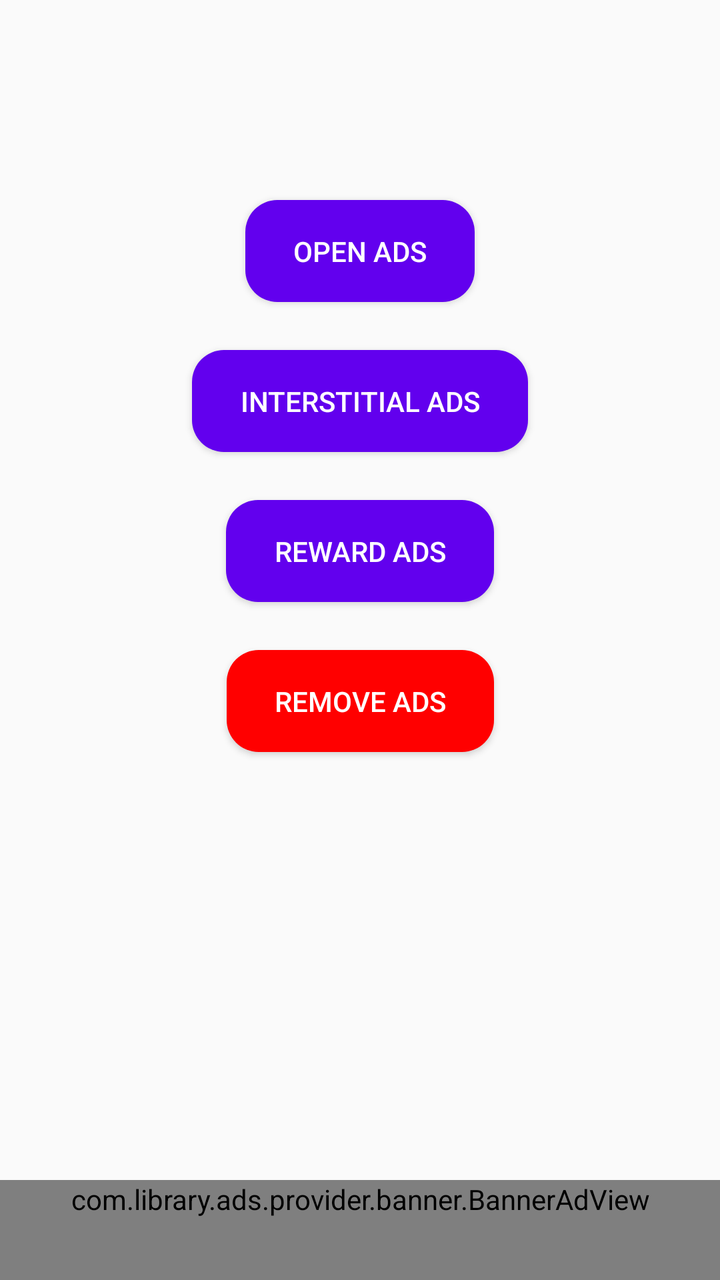
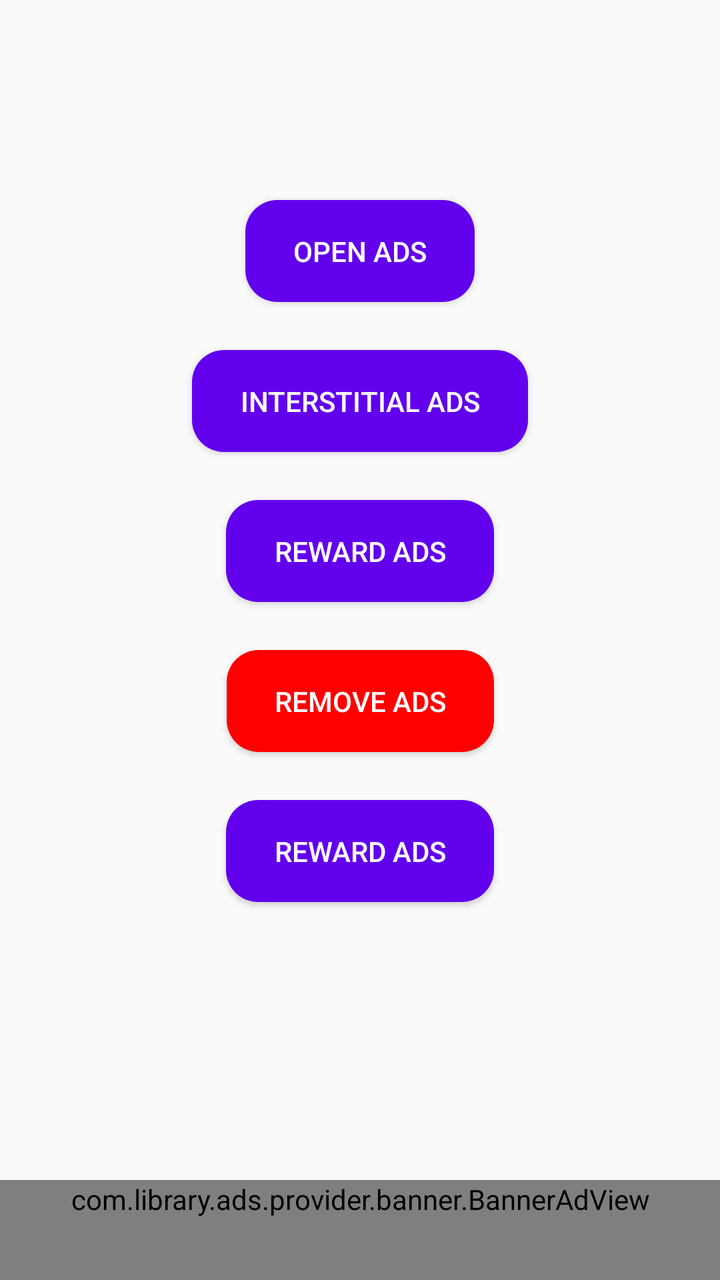

Two renders of the same Android screen: before a commit and after it. Below are the layout's source before the change and the commit's diff.
<!-- AndroidManifest.xml: activity theme Theme.AdsExample -->
<!-- res/layout/activity_test_ads.xml -->
<?xml version="1.0" encoding="utf-8"?>
<androidx.constraintlayout.widget.ConstraintLayout xmlns:android="http://schemas.android.com/apk/res/android"
    xmlns:app="http://schemas.android.com/apk/res-auto"
    android:layout_width="match_parent"
    android:layout_height="match_parent">

    <androidx.appcompat.widget.AppCompatButton
        android:id="@+id/btn_open_ads"
        android:layout_width="wrap_content"
        android:layout_height="wrap_content"
        android:layout_marginTop="100dp"
        android:background="@drawable/bg_button"
        android:paddingHorizontal="24dp"
        android:paddingVertical="16dp"
        android:text="Open Ads"
        android:textColor="@color/white"
        app:layout_constraintEnd_toEndOf="parent"
        app:layout_constraintStart_toStartOf="parent"
        app:layout_constraintTop_toTopOf="parent" />

    <androidx.appcompat.widget.AppCompatButton
        android:id="@+id/btn_inter_ads"
        android:layout_width="wrap_content"
        android:layout_height="wrap_content"
        android:layout_marginTop="24dp"
        android:background="@drawable/bg_button"
        android:paddingHorizontal="24dp"
        android:paddingVertical="16dp"
        android:text="Interstitial Ads"
        android:textColor="@color/white"
        app:layout_constraintEnd_toEndOf="parent"
        app:layout_constraintStart_toStartOf="parent"
        app:layout_constraintTop_toBottomOf="@id/btn_open_ads" />

    <androidx.appcompat.widget.AppCompatButton
        android:id="@+id/btn_reward_ads"
        android:layout_width="wrap_content"
        android:layout_height="wrap_content"
        android:layout_marginTop="24dp"
        android:background="@drawable/bg_button"
        android:paddingHorizontal="24dp"
        android:paddingVertical="16dp"
        android:text="Reward Ads"
        android:textColor="@color/white"
        app:layout_constraintEnd_toEndOf="parent"
        app:layout_constraintStart_toStartOf="parent"
        app:layout_constraintTop_toBottomOf="@id/btn_inter_ads" />

    <androidx.appcompat.widget.AppCompatButton
        android:id="@+id/btn_remove_ads"
        android:layout_width="wrap_content"
        android:layout_height="wrap_content"
        android:layout_marginTop="24dp"
        android:background="@drawable/bg_button_red"
        android:paddingHorizontal="24dp"
        android:paddingVertical="16dp"
        android:text="Remove Ads"
        android:textColor="@color/white"
        app:layout_constraintEnd_toEndOf="parent"
        app:layout_constraintStart_toStartOf="parent"
        app:layout_constraintTop_toBottomOf="@id/btn_reward_ads" />

    <FrameLayout
        android:id="@+id/nativeAd"
        android:layout_width="match_parent"
        android:layout_height="wrap_content"
        app:layout_constraintBottom_toTopOf="@id/adBanner"
        app:layout_constraintStart_toStartOf="parent"
        app:layout_constraintEnd_toEndOf="parent"/>
    <com.library.ads.provider.banner.BannerAdView
        android:id="@+id/adBanner"
        android:layout_width="match_parent"
        android:layout_height="wrap_content"
        android:minHeight="50dp"
        app:adUnitIdMax="abc"
        app:admobAdSize="ADAPTIVE"
        app:provider="admob"
        app:layout_constraintBottom_toBottomOf="parent"
        app:layout_constraintEnd_toEndOf="parent"
        app:layout_constraintStart_toStartOf="parent"
        app:maxUseAdaptiveHeight="true" />
</androidx.constraintlayout.widget.ConstraintLayout>
<!-- resources referenced by this layout -->
<resources>
  <color name="white">#FFFFFFFF</color>
  <!-- drawable bg_button (drawable) -->
  <?xml version="1.0" encoding="utf-8"?>
  <shape android:shape="rectangle" xmlns:android="http://schemas.android.com/apk/res/android">
      <corners android:radius="16dp"/>
      <solid android:color="@color/purple_500"/>
  </shape>
  <!-- drawable bg_button_red (drawable) -->
  <?xml version="1.0" encoding="utf-8"?>
  <shape android:shape="rectangle" xmlns:android="http://schemas.android.com/apk/res/android">
      <corners android:radius="16dp"/>
      <solid android:color="@color/gnt_red"/>
  </shape>
  <style name="Theme.AdsExample" parent="Theme.AppCompat.DayNight.NoActionBar" />
  <color name="purple_500">#FF6200EE</color>
  <color name="gnt_red">#FF0000</color>
</resources>

<!-- the commit's change to res/layout/activity_test_ads.xml (unified diff, before → after) -->
@@ -47,6 +47,20 @@
         app:layout_constraintTop_toBottomOf="@id/btn_inter_ads" />
 
     <androidx.appcompat.widget.AppCompatButton
+        android:id="@+id/btn_show_dialog"
+        android:layout_width="wrap_content"
+        android:layout_height="wrap_content"
+        android:layout_marginTop="24dp"
+        android:background="@drawable/bg_button"
+        android:paddingHorizontal="24dp"
+        android:paddingVertical="16dp"
+        android:text="Reward Ads"
+        android:textColor="@color/white"
+        app:layout_constraintEnd_toEndOf="parent"
+        app:layout_constraintStart_toStartOf="parent"
+        app:layout_constraintTop_toBottomOf="@id/btn_remove_ads" />
+
+    <androidx.appcompat.widget.AppCompatButton
         android:id="@+id/btn_remove_ads"
         android:layout_width="wrap_content"
         android:layout_height="wrap_content"
